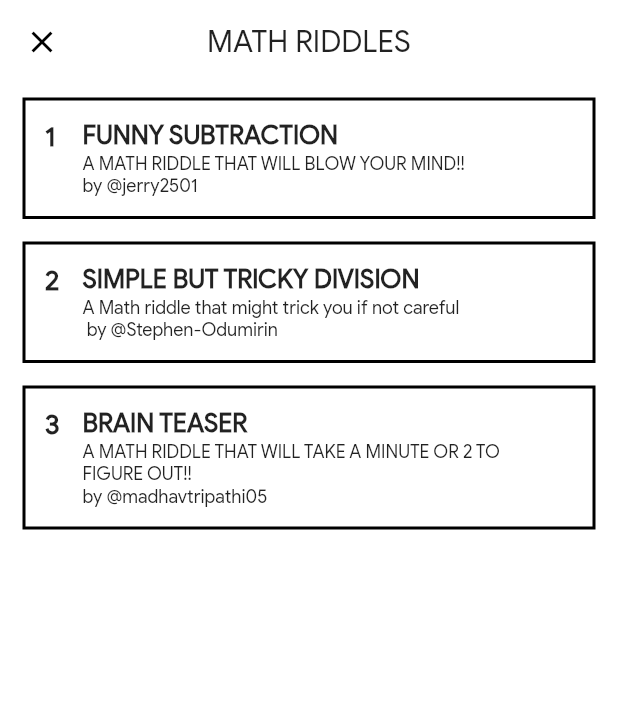
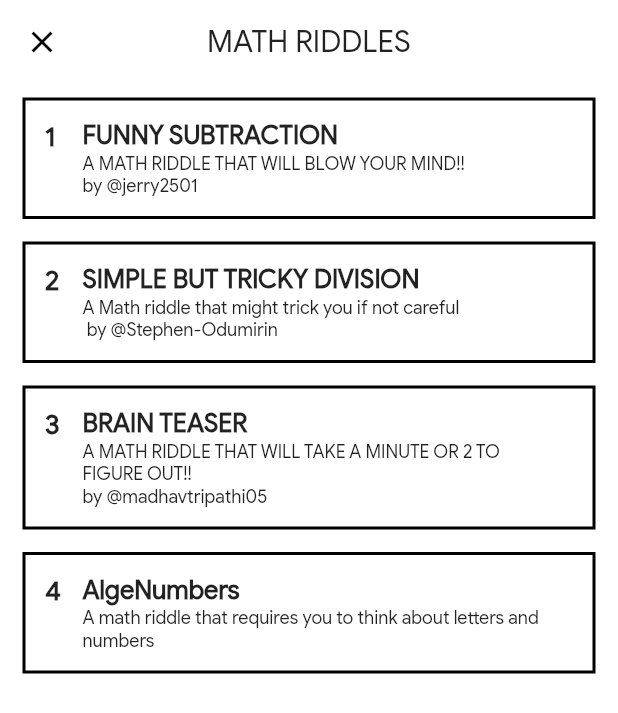
Before and after one commit to clubgamma/RiddlesWorld, a Flutter app: the MathRiddles screen opened by its route, on a phone screen of 412 x 824 dp. Shown: the top 713 px of the screen. Run offline on Flutter 3.47's test engine with Material 2 defaults, Android fonts, the phone set to English and light mode, and no system bars; our stand-ins replace flutter_svg, fluttertoast, image_picker.

Commit message:
Update MathRiddlelLists.dart

```diff
--- a/lib/categories/Math/MathRiddlelLists.dart
+++ b/lib/categories/Math/MathRiddlelLists.dart
@@ -4,6 +4,7 @@ import 'package:riddleworld/universal/riddleAppbar.dart';
 
 import 'math2@Stephen-Odumirin/math2HomePage.dart';
 import 'math3@madhavtripathi05/math3HomePage.dart';
+import 'math4@sdmmssa/math4HomePage.dart';
 
 class MathRiddles extends StatefulWidget {
   @override
@@ -43,6 +44,15 @@ class _StateMathRiddles extends State<MathRiddles> {
                   description:
                       'A MATH RIDDLE THAT WILL TAKE A MINUTE OR 2 TO FIGURE OUT!!\nby @madhavtripathi05',
                   number: '3',
+                  onPressed: () {
+                    Navigator.of(context).push(
+                        MaterialPageRoute(builder: (ctx) => Math3HomeScreen()));
+                  }),
+              ActionCard(
+                  name: 'AlgeNumbers',
+                  description:
+                      'A math riddle that requires you to think about letters and numbers',
+                  number: '4',
                   onPressed: () {
                     Navigator.of(context).push(
                         MaterialPageRoute(builder: (ctx) => Math3HomeScreen()));
```
